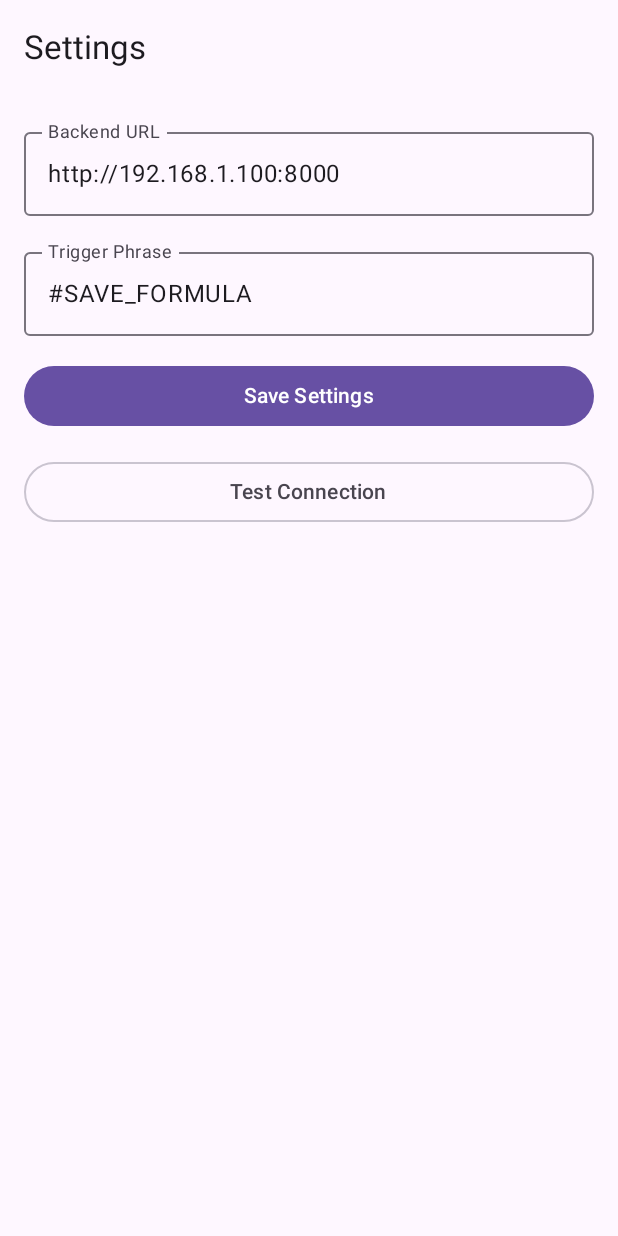
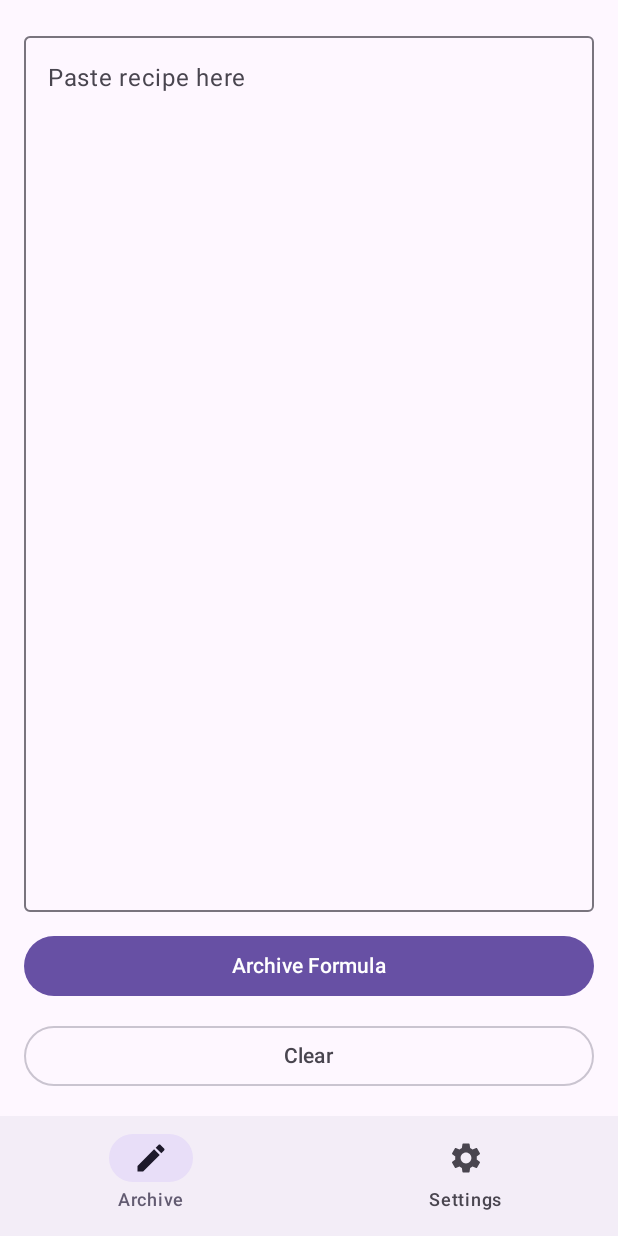
Before and after one commit to chrzanowski000/GPTweb-Integrations, an Android app built with Jetpack Compose: the screen it shows after launch (MainActivity), on a phone screen of 412 x 824 dp. Run offline under Robolectric (Android 15) with nearby library versions, the light colour scheme and no system bars.

Commit message:
app fixes

```diff
--- a/android/app/src/main/java/com/formulaarchiver/MainActivity.kt
+++ b/android/app/src/main/java/com/formulaarchiver/MainActivity.kt
@@ -3,11 +3,21 @@ package com.formulaarchiver
 import android.os.Bundle
 import androidx.activity.ComponentActivity
 import androidx.activity.compose.setContent
+import androidx.compose.foundation.layout.fillMaxSize
+import androidx.compose.foundation.layout.padding
+import androidx.compose.material.icons.Icons
+import androidx.compose.material.icons.filled.Create
+import androidx.compose.material.icons.filled.Settings
+import androidx.compose.material3.*
+import androidx.compose.runtime.*
+import androidx.compose.ui.Modifier
 import androidx.lifecycle.ViewModel
 import androidx.lifecycle.ViewModelProvider
 import com.formulaarchiver.settings.SettingsRepository
 import com.formulaarchiver.settings.SettingsScreen
 import com.formulaarchiver.settings.SettingsViewModel
+import com.formulaarchiver.ui.ManualArchiveScreen
+import com.formulaarchiver.ui.StatusViewModel
 
 class MainActivity : ComponentActivity() {
 
@@ -15,14 +25,57 @@ class MainActivity : ComponentActivity() {
         super.onCreate(savedInstanceState)
 
         val repo = SettingsRepository(applicationContext)
-        val viewModel = ViewModelProvider(this, object : ViewModelProvider.Factory {
+
+        val settingsViewModel = ViewModelProvider(this, object : ViewModelProvider.Factory {
             @Suppress("UNCHECKED_CAST")
             override fun <T : ViewModel> create(modelClass: Class<T>): T =
                 SettingsViewModel(repo) as T
         })[SettingsViewModel::class.java]
 
+        val statusViewModel = ViewModelProvider(this, object : ViewModelProvider.Factory {
+            @Suppress("UNCHECKED_CAST")
+            override fun <T : ViewModel> create(modelClass: Class<T>): T =
+                StatusViewModel(repo) as T
+        })[StatusViewModel::class.java]
+
         setContent {
-            SettingsScreen(viewModel = viewModel)
+            MaterialTheme {
+                var selectedTab by remember { mutableIntStateOf(0) }
+
+                Scaffold(
+                    bottomBar = {
+                        NavigationBar {
+                            NavigationBarItem(
+                                selected = selectedTab == 0,
+                                onClick = { selectedTab = 0 },
+                                icon = { Icon(Icons.Default.Create, contentDescription = null) },
+                                label = { Text("Archive") }
+                            )
+                            NavigationBarItem(
+                                selected = selectedTab == 1,
+                                onClick = { selectedTab = 1 },
+                                icon = { Icon(Icons.Default.Settings, contentDescription = null) },
+                                label = { Text("Settings") }
+                            )
+                        }
+                    }
+                ) { padding ->
+                    when (selectedTab) {
+                        0 -> ManualArchiveScreen(
+                            viewModel = statusViewModel,
+                            modifier = Modifier
+                                .fillMaxSize()
+                                .padding(padding)
+                        )
+                        1 -> SettingsScreen(
+                            viewModel = settingsViewModel,
+                            modifier = Modifier
+                                .fillMaxSize()
+                                .padding(padding)
+                        )
+                    }
+                }
+            }
         }
     }
 }
--- a/android/app/src/main/java/com/formulaarchiver/settings/SettingsScreen.kt
+++ b/android/app/src/main/java/com/formulaarchiver/settings/SettingsScreen.kt
@@ -77,7 +77,7 @@ class SettingsViewModel(private val repo: SettingsRepository) : ViewModel() {
 
 @OptIn(ExperimentalMaterial3Api::class)
 @Composable
-fun SettingsScreen(viewModel: SettingsViewModel) {
+fun SettingsScreen(viewModel: SettingsViewModel, modifier: Modifier = Modifier) {
     val settings by viewModel.settings.collectAsState()
     val saved by viewModel.saved.collectAsState()
     val connectionState by viewModel.connectionState.collectAsState()
@@ -101,6 +101,7 @@ fun SettingsScreen(viewModel: SettingsViewModel) {
 
     MaterialTheme {
         Scaffold(
+            modifier = modifier,
             topBar = { TopAppBar(title = { Text("Settings") }) }
         ) { padding ->
             Column(
--- /dev/null
+++ b/android/app/src/main/java/com/formulaarchiver/ui/ManualArchiveScreen.kt
@@ -0,0 +1,75 @@
+package com.formulaarchiver.ui
+
+import androidx.compose.foundation.layout.*
+import androidx.compose.material3.*
+import androidx.compose.runtime.*
+import androidx.compose.ui.Modifier
+import androidx.compose.ui.unit.dp
+
+@Composable
+fun ManualArchiveScreen(viewModel: StatusViewModel, modifier: Modifier = Modifier) {
+    val state by viewModel.state.collectAsState()
+    var recipeText by remember { mutableStateOf("") }
+
+    val isLoading = state is UiState.Loading
+
+    Column(
+        modifier = modifier.padding(16.dp),
+        verticalArrangement = Arrangement.spacedBy(12.dp)
+    ) {
+        OutlinedTextField(
+            value = recipeText,
+            onValueChange = { recipeText = it },
+            label = { Text("Paste recipe here") },
+            modifier = Modifier
+                .fillMaxWidth()
+                .weight(1f),
+            enabled = !isLoading
+        )
+
+        Button(
+            onClick = { viewModel.processManual(recipeText) },
+            modifier = Modifier.fillMaxWidth(),
+            enabled = !isLoading
+        ) {
+            if (isLoading) {
+                CircularProgressIndicator(modifier = Modifier.size(18.dp), strokeWidth = 2.dp)
+                Spacer(modifier = Modifier.width(8.dp))
+            }
+            Text("Archive Formula")
+        }
+
+        OutlinedButton(
+            onClick = {
+                recipeText = ""
+                viewModel.resetState()
+            },
+            modifier = Modifier.fillMaxWidth(),
+            enabled = !isLoading
+        ) {
+            Text("Clear")
+        }
+
+        when (val s = state) {
+            is UiState.Success ->
+                ResultCard(
+                    title = "Formula Archived",
+                    lines = listOf(
+                        "Formula:" to s.response.formulaName,
+                        "Version:" to s.response.version,
+                        "Rows written:" to s.response.rowsWritten.toString()
+                    ),
+                    containerColor = MaterialTheme.colorScheme.primaryContainer,
+                    onDismiss = { viewModel.resetState() }
+                )
+            is UiState.Error ->
+                ResultCard(
+                    title = "Archive Failed",
+                    lines = listOf("Error:" to s.message),
+                    containerColor = MaterialTheme.colorScheme.errorContainer,
+                    onDismiss = { viewModel.resetState() }
+                )
+            else -> {}
+        }
+    }
+}
```
Also changed, not shown: android/app/src/main/java/com/formulaarchiver/ui/StatusScreen.kt (+35 -0 lines).
